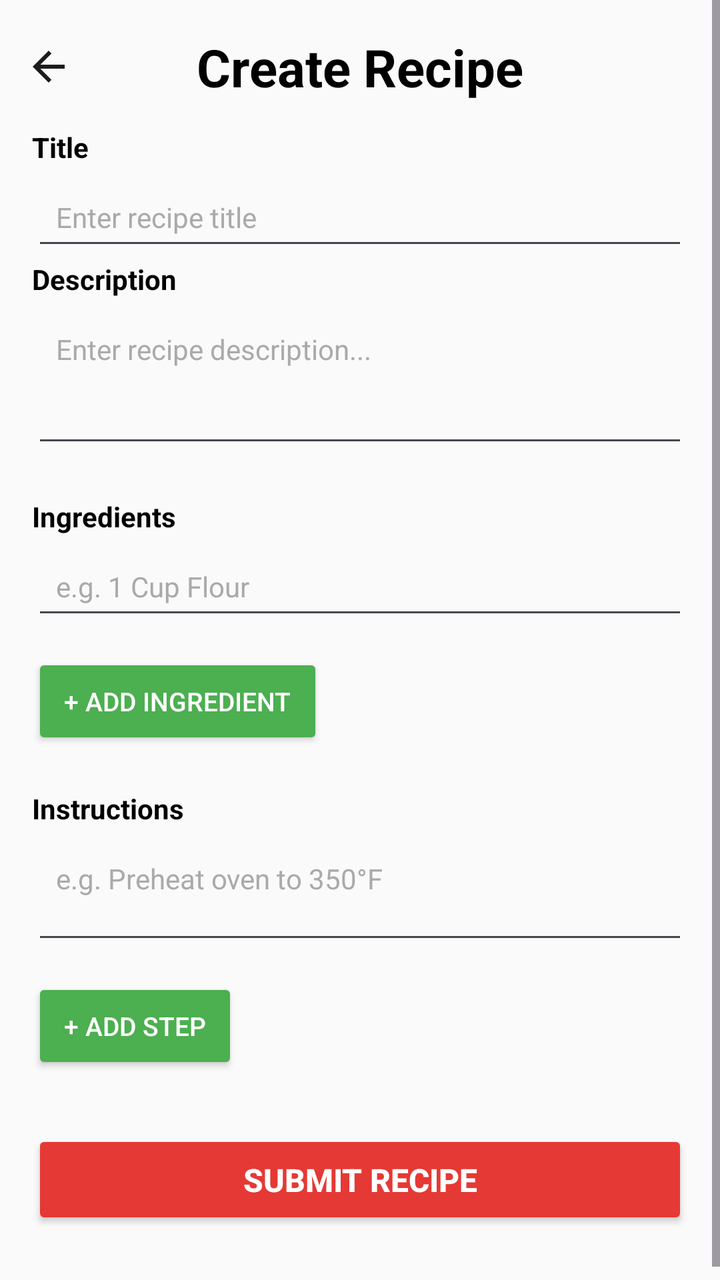
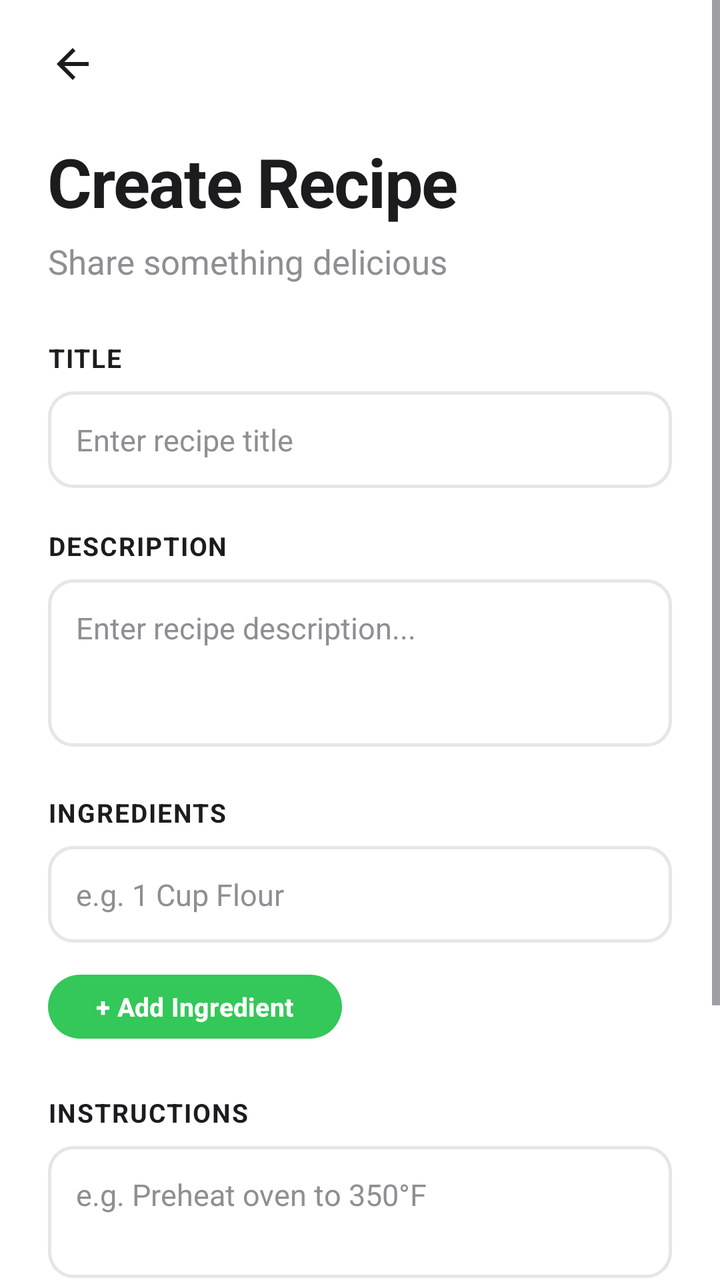

Two renders of the same Android screen: before a commit and after it. Below are the layout's source before the change and the commit's diff.
<!-- AndroidManifest.xml: application theme Theme.Mealio -->
<!-- res/layout/activity_create_recipe.xml -->
<?xml version="1.0" encoding="utf-8"?>
<ScrollView xmlns:android="http://schemas.android.com/apk/res/android"
    android:layout_width="match_parent"
    android:layout_height="match_parent"
    xmlns:app="http://schemas.android.com/apk/res-auto"
    android:background="#FAFAFA"
    android:fillViewport="true">

    <RelativeLayout
        android:layout_width="match_parent"
        android:layout_height="wrap_content"
        android:padding="16dp">

        
        <ImageButton
            android:id="@+id/create_back"
            android:layout_width="48dp"
            android:layout_height="48dp"
            android:layout_marginTop="-7dp"
            android:layout_marginLeft="-16dp"
            android:src="@drawable/ic_arrow_back"
            app:tint="#1C1C1E"
            android:background="?attr/selectableItemBackgroundBorderless"
            android:contentDescription="Back" />

        
        <TextView
            android:id="@+id/tvTitle"
            android:layout_width="match_parent"
            android:layout_height="48dp"
            android:layout_alignParentTop="true"
            android:text="Create Recipe"
            android:textSize="26sp"
            android:textStyle="bold"
            android:textColor="@color/black"
            android:gravity="top|center"
            />

        
        <TextView
            android:id="@+id/tvTitleLabel"
            android:layout_width="match_parent"
            android:layout_height="wrap_content"
            android:layout_below="@id/tvTitle"
            android:text="Title"
            android:textSize="14sp"
            android:textStyle="bold"
            android:textColor="@color/black"
            android:paddingBottom="4dp" />

        
        <EditText
            android:id="@+id/etTitle"
            android:layout_width="match_parent"
            android:layout_height="wrap_content"
            android:layout_below="@id/tvTitleLabel"
            android:hint="Enter recipe title"
            android:padding="12dp"
            android:textSize="14sp"
            android:textColor="@color/black"
            android:textColorHint="#AAAAAA" />

        
        <TextView
            android:id="@+id/tvDescriptionLabel"
            android:layout_width="match_parent"
            android:layout_height="wrap_content"
            android:layout_below="@id/etTitle"
            android:text="Description"
            android:textSize="14sp"
            android:textStyle="bold"
            android:textColor="@color/black"
            android:paddingBottom="4dp" />

        
        <EditText
            android:id="@+id/etDescription"
            android:layout_width="match_parent"
            android:layout_height="wrap_content"
            android:layout_below="@id/tvDescriptionLabel"
            android:hint="Enter recipe description..."
            android:minLines="3"
            android:maxLines="6"
            android:gravity="top|start"
            android:inputType="textMultiLine"
            android:padding="12dp"
            android:textSize="14sp"
            android:textColor="@color/black"
            android:textColorHint="#AAAAAA" />

        
        <TextView
            android:id="@+id/tvIngredientsLabel"
            android:layout_width="match_parent"
            android:layout_height="wrap_content"
            android:layout_below="@id/etDescription"
            android:layout_marginTop="20dp"
            android:text="Ingredients"
            android:textSize="14sp"
            android:textStyle="bold"
            android:textColor="@color/black"
            android:paddingBottom="4dp" />

        
        <LinearLayout
            android:id="@+id/ingredientsContainer"
            android:layout_width="match_parent"
            android:layout_height="wrap_content"
            android:layout_below="@id/tvIngredientsLabel"
            android:orientation="vertical">

            
            <EditText
                android:id="@+id/etIngredient1"
                android:layout_width="match_parent"
                android:layout_height="wrap_content"
                android:layout_marginBottom="8dp"
                android:hint="e.g. 1 Cup Flour"
                android:padding="12dp"
                android:textSize="14sp"
                android:textColor="@color/black"
                android:textColorHint="#AAAAAA" />

        </LinearLayout>

        
        <Button
            android:id="@+id/btnAddIngredient"
            android:layout_width="wrap_content"
            android:layout_height="wrap_content"
            android:layout_below="@id/ingredientsContainer"
            android:layout_marginTop="4dp"
            android:text="+ Add Ingredient"
            android:textSize="13sp"
            android:textColor="@color/white"
            android:backgroundTint="@color/green"
            android:paddingStart="16dp"
            android:paddingEnd="16dp"
            android:paddingTop="6dp"
            android:paddingBottom="6dp" />

        
        <Button
            android:id="@+id/btnRemoveIngredient"
            android:layout_width="wrap_content"
            android:layout_height="wrap_content"
            android:layout_below="@id/ingredientsContainer"
            android:layout_toEndOf="@id/btnAddIngredient"
            android:layout_marginStart="8dp"
            android:layout_marginTop="4dp"
            android:text="- Remove"
            android:textSize="13sp"
            android:textColor="#FFFFFF"
            android:backgroundTint="@color/red"
            android:paddingStart="16dp"
            android:paddingEnd="16dp"
            android:paddingTop="6dp"
            android:paddingBottom="6dp"
            android:visibility="gone" />

        
        <TextView
            android:id="@+id/tvInstructionsLabel"
            android:layout_width="match_parent"
            android:layout_height="wrap_content"
            android:layout_below="@id/btnAddIngredient"
            android:layout_marginTop="20dp"
            android:text="Instructions"
            android:textSize="14sp"
            android:textStyle="bold"
            android:textColor="@color/black"
            android:paddingBottom="4dp" />

        
        <LinearLayout
            android:id="@+id/instructionsContainer"
            android:layout_width="match_parent"
            android:layout_height="wrap_content"
            android:layout_below="@id/tvInstructionsLabel"
            android:orientation="vertical">

            
            <EditText
                android:id="@+id/etInstruction1"
                android:layout_width="match_parent"
                android:layout_height="wrap_content"
                android:layout_marginBottom="8dp"
                android:hint="e.g. Preheat oven to 350°F"
                android:minLines="2"
                android:maxLines="4"
                android:gravity="top|start"
                android:inputType="textMultiLine"
                android:padding="12dp"
                android:textSize="14sp"
                android:textColor="@color/black"
                android:textColorHint="#AAAAAA" />

        </LinearLayout>

        
        <Button
            android:id="@+id/btnAddInstruction"
            android:layout_width="wrap_content"
            android:layout_height="wrap_content"
            android:layout_below="@id/instructionsContainer"
            android:layout_marginTop="4dp"
            android:text="+ Add Step"
            android:textSize="13sp"
            android:textColor="@color/white"
            android:backgroundTint="@color/green"
            android:paddingStart="16dp"
            android:paddingEnd="16dp"
            android:paddingTop="6dp"
            android:paddingBottom="6dp" />

        
        <Button
            android:id="@+id/btnRemoveInstruction"
            android:layout_width="wrap_content"
            android:layout_height="wrap_content"
            android:layout_below="@id/instructionsContainer"
            android:layout_toEndOf="@id/btnAddInstruction"
            android:layout_marginStart="8dp"
            android:layout_marginTop="4dp"
            android:text="- Remove"
            android:textSize="13sp"
            android:textColor="#FFFFFF"
            android:backgroundTint="@color/red"
            android:paddingStart="16dp"
            android:paddingEnd="16dp"
            android:paddingTop="6dp"
            android:paddingBottom="6dp"
            android:visibility="gone" />

        
        <Button
            android:id="@+id/btnSubmit"
            android:layout_width="match_parent"
            android:layout_height="wrap_content"
            android:layout_below="@id/btnAddInstruction"
            android:layout_marginTop="28dp"
            android:layout_marginBottom="16dp"
            android:text="Submit Recipe"
            android:textSize="16sp"
            android:textStyle="bold"
            android:textColor="@color/white"
            android:backgroundTint="@color/red"
            android:paddingTop="14dp"
            android:paddingBottom="14dp" />

    </RelativeLayout>

</ScrollView>
<!-- resources referenced by this layout -->
<resources>
  <color name="black">#FF000000</color>
  <color name="green">#4CAF50</color>
  <color name="red">#E53935</color>
  <color name="white">#FFFFFFFF</color>
  <!-- drawable ic_arrow_back (drawable) -->
  <vector xmlns:android="http://schemas.android.com/apk/res/android"
      android:width="24dp"
      android:height="24dp"
      android:viewportWidth="24"
      android:viewportHeight="24"
      android:tint="#1C1C1E">
    <path
        android:fillColor="@android:color/white"
        android:pathData="M20,11H7.83l5.59,-5.59L12,4l-8,8 8,8 1.41,-1.41L7.83,13H20v-2z"/>
  </vector>
  <style name="Theme.Mealio" parent="Base.Theme.Mealio" />
  <style name="Base.Theme.Mealio" parent="Theme.Material3.DayNight.NoActionBar">
          
          
      </style>
</resources>

<!-- the commit's change to res/layout/activity_create_recipe.xml (unified diff, before → after) -->
@@ -1,253 +1,271 @@
 <?xml version="1.0" encoding="utf-8"?>
 <ScrollView xmlns:android="http://schemas.android.com/apk/res/android"
+    xmlns:app="http://schemas.android.com/apk/res-auto"
     android:layout_width="match_parent"
     android:layout_height="match_parent"
-    xmlns:app="http://schemas.android.com/apk/res-auto"
-    android:background="#FAFAFA"
+    android:background="#FFFFFF"
     android:fillViewport="true">
 
-    <RelativeLayout
+    <LinearLayout
         android:layout_width="match_parent"
         android:layout_height="wrap_content"
-        android:padding="16dp">
-
-        
+        android:orientation="vertical"
+        android:paddingStart="24dp"
+        android:paddingEnd="24dp"
+        android:paddingBottom="32dp">
+
         <ImageButton
             android:id="@+id/create_back"
-            android:layout_width="48dp"
-            android:layout_height="48dp"
-            android:layout_marginTop="-7dp"
-            android:layout_marginLeft="-16dp"
+            android:layout_width="40dp"
+            android:layout_height="40dp"
+            android:layout_marginStart="-8dp"
+            android:layout_marginTop="12dp"
+            android:background="?attr/selectableItemBackgroundBorderless"
+            android:contentDescription="Back"
             android:src="@drawable/ic_arrow_back"
-            app:tint="#1C1C1E"
-            android:background="?attr/selectableItemBackgroundBorderless"
-            android:contentDescription="Back" />
-
-        
+            app:tint="#1C1C1E" />
+
         <TextView
             android:id="@+id/tvTitle"
-            android:layout_width="match_parent"
-            android:layout_height="48dp"
-            android:layout_alignParentTop="true"
+            android:layout_width="wrap_content"
+            android:layout_height="wrap_content"
+            android:layout_marginTop="16dp"
+            android:letterSpacing="-0.02"
             android:text="Create Recipe"
-            android:textSize="26sp"
-            android:textStyle="bold"
-            android:textColor="@color/black"
-            android:gravity="top|center"
-            />
-
-        
+            android:textColor="#1C1C1E"
+            android:textSize="34sp"
+            android:textStyle="bold" />
+
+        <TextView
+            android:layout_width="wrap_content"
+            android:layout_height="wrap_content"
+            android:layout_marginTop="6dp"
+            android:text="Share something delicious"
+            android:textColor="#8E8E93"
+            android:textSize="17sp" />
+
         <TextView
             android:id="@+id/tvTitleLabel"
-            android:layout_width="match_parent"
-            android:layout_height="wrap_content"
-            android:layout_below="@id/tvTitle"
+            android:layout_width="wrap_content"
+            android:layout_height="wrap_content"
+            android:layout_marginTop="28dp"
             android:text="Title"
-            android:textSize="14sp"
-            android:textStyle="bold"
-            android:textColor="@color/black"
-            android:paddingBottom="4dp" />
-
-        
+            android:textColor="#1C1C1E"
+            android:textSize="13sp"
+            android:textStyle="bold"
+            android:textAllCaps="true"
+            android:letterSpacing="0.05" />
+
         <EditText
             android:id="@+id/etTitle"
             android:layout_width="match_parent"
             android:layout_height="wrap_content"
-            android:layout_below="@id/tvTitleLabel"
+            android:layout_marginTop="8dp"
+            android:background="@drawable/bg_input_field"
             android:hint="Enter recipe title"
-            android:padding="12dp"
-            android:textSize="14sp"
-            android:textColor="@color/black"
-            android:textColorHint="#AAAAAA" />
-
-        
+            android:padding="14dp"
+            android:textColor="#1C1C1E"
+            android:textColorHint="#8E8E93"
+            android:textSize="15sp" />
+
         <TextView
             android:id="@+id/tvDescriptionLabel"
-            android:layout_width="match_parent"
-            android:layout_height="wrap_content"
-            android:layout_below="@id/etTitle"
+            android:layout_width="wrap_content"
+            android:layout_height="wrap_content"
+            android:layout_marginTop="20dp"
             android:text="Description"
-            android:textSize="14sp"
-            android:textStyle="bold"
-            android:textColor="@color/black"
-            android:paddingBottom="4dp" />
-
-        
+            android:textColor="#1C1C1E"
+            android:textSize="13sp"
+            android:textStyle="bold"
+            android:textAllCaps="true"
+            android:letterSpacing="0.05" />
+
         <EditText
             android:id="@+id/etDescription"
             android:layout_width="match_parent"
             android:layout_height="wrap_content"
-            android:layout_below="@id/tvDescriptionLabel"
+            android:layout_marginTop="8dp"
+            android:background="@drawable/bg_input_field"
+            android:gravity="top|start"
             android:hint="Enter recipe description..."
+            android:inputType="textMultiLine"
+            android:maxLines="6"
             android:minLines="3"
-            android:maxLines="6"
-            android:gravity="top|start"
-            android:inputType="textMultiLine"
-            android:padding="12dp"
-            android:textSize="14sp"
-            android:textColor="@color/black"
-            android:textColorHint="#AAAAAA" />
-
-        
+            android:padding="14dp"
+            android:textColor="#1C1C1E"
+            android:textColorHint="#8E8E93"
+            android:textSize="15sp" />
+
         <TextView
             android:id="@+id/tvIngredientsLabel"
-            android:layout_width="match_parent"
-            android:layout_height="wrap_content"
-            android:layout_below="@id/etDescription"
-            android:layout_marginTop="20dp"
+            android:layout_width="wrap_content"
+            android:layout_height="wrap_content"
+            android:layout_marginTop="24dp"
             android:text="Ingredients"
-            android:textSize="14sp"
-            android:textStyle="bold"
-            android:textColor="@color/black"
-            android:paddingBottom="4dp" />
-
-        
+            android:textColor="#1C1C1E"
+            android:textSize="13sp"
+            android:textStyle="bold"
+            android:textAllCaps="true"
+            android:letterSpacing="0.05" />
+
         <LinearLayout
             android:id="@+id/ingredientsContainer"
             android:layout_width="match_parent"
             android:layout_height="wrap_content"
-            android:layout_below="@id/tvIngredientsLabel"
+            android:layout_marginTop="8dp"
             android:orientation="vertical">
 
-            
             <EditText
                 android:id="@+id/etIngredient1"
                 android:layout_width="match_parent"
                 android:layout_height="wrap_content"
                 android:layout_marginBottom="8dp"
+                android:background="@drawable/bg_input_field"
                 android:hint="e.g. 1 Cup Flour"
-                android:padding="12dp"
-                android:textSize="14sp"
-                android:textColor="@color/black"
-                android:textColorHint="#AAAAAA" />
-
-        </LinearLayout>
-
-        
-        <Button
-            android:id="@+id/btnAddIngredient"
-            android:layout_width="wrap_content"
-            android:layout_height="wrap_content"
-            android:layout_below="@id/ingredientsContainer"
+                android:padding="14dp"
+                android:textColor="#1C1C1E"
+                android:textColorHint="#8E8E93"
+                android:textSize="15sp" />
+
+        </LinearLayout>
+
+        <LinearLayout
+            android:layout_width="match_parent"
+            android:layout_height="wrap_content"
             android:layout_marginTop="4dp"
-            android:text="+ Add Ingredient"
-            android:textSize="13sp"
-            android:textColor="@color/white"
-            android:backgroundTint="@color/green"
-            android:paddingStart="16dp"
-            android:paddingEnd="16dp"
-            android:paddingTop="6dp"
-            android:paddingBottom="6dp" />
-
-        
-        <Button
-            android:id="@+id/btnRemoveIngredient"
-            android:layout_width="wrap_content"
-            android:layout_height="wrap_content"
-            android:layout_below="@id/ingredientsContainer"
-            android:layout_toEndOf="@id/btnAddIngredient"
-            android:layout_marginStart="8dp"
-            android:layout_marginTop="4dp"
-            android:text="- Remove"
-            android:textSize="13sp"
-            android:textColor="#FFFFFF"
-            android:backgroundTint="@color/red"
-            android:paddingStart="16dp"
-            android:paddingEnd="16dp"
-            android:paddingTop="6dp"
-            android:paddingBottom="6dp"
-            android:visibility="gone" />
-
-        
+            android:orientation="horizontal">
+
+            <com.google.android.material.button.MaterialButton
+                android:id="@+id/btnAddIngredient"
+                android:layout_width="wrap_content"
+                android:layout_height="40dp"
+                android:minWidth="0dp"
+                android:paddingStart="18dp"
+                android:paddingEnd="18dp"
+                android:text="+ Add Ingredient"
+                android:textColor="#FFFFFF"
+                android:textSize="13sp"
+                android:textStyle="bold"
+                app:backgroundTint="@color/green"
+                app:cornerRadius="20dp"
+                app:elevation="0dp"
+                app:strokeWidth="0dp" />
+
+            <com.google.android.material.button.MaterialButton
+                android:id="@+id/btnRemoveIngredient"
+                android:layout_width="wrap_content"
+                android:layout_height="40dp"
+                android:layout_marginStart="8dp"
+                android:minWidth="0dp"
+                android:paddingStart="18dp"
+                android:paddingEnd="18dp"
+                android:text="− Remove"
+                android:textColor="@color/red"
+                android:textSize="13sp"
+                android:textStyle="bold"
+                android:visibility="gone"
+                app:backgroundTint="#FFFFFF"
+                app:cornerRadius="20dp"
+                app:elevation="0dp"
+                app:strokeColor="@color/red"
+                app:strokeWidth="1.5dp" />
+
+        </LinearLayout>
+
         <TextView
             android:id="@+id/tvInstructionsLabel"
-            android:layout_width="match_parent"
-            android:layout_height="wrap_content"
-            android:layout_below="@id/btnAddIngredient"
-            android:layout_marginTop="20dp"
+            android:layout_width="wrap_content"
+            android:layout_height="wrap_content"
+            android:layout_marginTop="24dp"
             android:text="Instructions"
-            android:textSize="14sp"
-            android:textStyle="bold"
-            android:textColor="@color/black"
-            android:paddingBottom="4dp" />
-
-        
+            android:textColor="#1C1C1E"
+            android:textSize="13sp"
+            android:textStyle="bold"
+            android:textAllCaps="true"
+            android:letterSpacing="0.05" />
+
         <LinearLayout
             android:id="@+id/instructionsContainer"
             android:layout_width="match_parent"
             android:layout_height="wrap_content"
-            android:layout_below="@id/tvInstructionsLabel"
+            android:layout_marginTop="8dp"
             android:orientation="vertical">
 
-            
             <EditText
                 android:id="@+id/etInstruction1"
                 android:layout_width="match_parent"
                 android:layout_height="wrap_content"
                 android:layout_marginBottom="8dp"
+                android:background="@drawable/bg_input_field"
+                android:gravity="top|start"
                 android:hint="e.g. Preheat oven to 350°F"
+                android:inputType="textMultiLine"
+                android:maxLines="4"
                 android:minLines="2"
-                android:maxLines="4"
-                android:gravity="top|start"
-                android:inputType="textMultiLine"
-                android:padding="12dp"
-                android:textSize="14sp"
-                android:textColor="@color/black"
-                android:textColorHint="#AAAAAA" />
-
-        </LinearLayout>
-
-        
-        <Button
-            android:id="@+id/btnAddInstruction"
-            android:layout_width="wrap_content"
-            android:layout_height="wrap_content"
-            android:layout_below="@id/instructionsContainer"
+                android:padding="14dp"
+                android:textColor="#1C1C1E"
+                android:textColorHint="#8E8E93"
+                android:textSize="15sp" />
+
+        </LinearLayout>
+
+        <LinearLayout
+            android:layout_width="match_parent"
+            android:layout_height="wrap_content"
             android:layout_marginTop="4dp"
-            android:text="+ Add Step"
-            android:textSize="13sp"
-            android:textColor="@color/white"
-            android:backgroundTint="@color/green"
-            android:paddingStart="16dp"
-            android:paddingEnd="16dp"
-            android:paddingTop="6dp"
-            android:paddingBottom="6dp" />
-
-        
-        <Button
-            android:id="@+id/btnRemoveInstruction"
-            android:layout_width="wrap_content"
-            android:layout_height="wrap_content"
-            android:layout_below="@id/instructionsContainer"
-            android:layout_toEndOf="@id/btnAddInstruction"
-            android:layout_marginStart="8dp"
-            android:layout_marginTop="4dp"
-            android:text="- Remove"
-            android:textSize="13sp"
+            android:orientation="horizontal">
+
+            <com.google.android.material.button.MaterialButton
+                android:id="@+id/btnAddInstruction"
+                android:layout_width="wrap_content"
+                android:layout_height="40dp"
+                android:minWidth="0dp"
+                android:paddingStart="18dp"
+                android:paddingEnd="18dp"
+                android:text="+ Add Step"
+                android:textColor="#FFFFFF"
+                android:textSize="13sp"
+                android:textStyle="bold"
+                app:backgroundTint="@color/green"
+                app:cornerRadius="20dp"
+                app:elevation="0dp"
+                app:strokeWidth="0dp" />
+
+            <com.google.android.material.button.MaterialButton
+                android:id="@+id/btnRemoveInstruction"
+                android:layout_width="wrap_content"
+                android:layout_height="40dp"
+                android:layout_marginStart="8dp"
+                android:minWidth="0dp"
+                android:paddingStart="18dp"
+                android:paddingEnd="18dp"
+                android:text="− Remove"
+                android:textColor="@color/red"
+                android:textSize="13sp"
+                android:textStyle="bold"
+                android:visibility="gone"
+                app:backgroundTint="#FFFFFF"
+                app:cornerRadius="20dp"
+                app:elevation="0dp"
+                app:strokeColor="@color/red"
+                app:strokeWidth="1.5dp" />
+
+        </LinearLayout>
+
+        <com.google.android.material.button.MaterialButton
+            android:id="@+id/btnSubmit"
+            android:layout_width="match_parent"
+            android:layout_height="56dp"
+            android:layout_marginTop="36dp"
+            android:text="Submit Recipe"
             android:textColor="#FFFFFF"
-            android:backgroundTint="@color/red"
-            android:paddingStart="16dp"
-            android:paddingEnd="16dp"
-            android:paddingTop="6dp"
-            android:paddingBottom="6dp"
-            android:visibility="gone" />
-
-        
-        <Button
-            android:id="@+id/btnSubmit"
-            android:layout_width="match_parent"
-            android:layout_height="wrap_content"
-            android:layout_below="@id/btnAddInstruction"
-            android:layout_marginTop="28dp"
-            android:layout_marginBottom="16dp"
-            android:text="Submit Recipe"
             android:textSize="16sp"
             android:textStyle="bold"
-            android:textColor="@color/white"
-            android:backgroundTint="@color/red"
-            android:paddingTop="14dp"
-            android:paddingBottom="14dp" />
-
-    </RelativeLayout>
+            app:backgroundTint="@color/red"
+            app:cornerRadius="28dp"
+            app:elevation="0dp"
+            app:strokeWidth="0dp" />
+
+    </LinearLayout>
 
 </ScrollView>
<!-- resource entries referenced after the edit -->
@@ -1,9 +1,17 @@
 <!-- resources referenced by this layout -->
 <resources>
-  <color name="black">#FF000000</color>
-  <color name="green">#4CAF50</color>
-  <color name="red">#E53935</color>
-  <color name="white">#FFFFFFFF</color>
+  <color name="green">#34C759</color>
+  <color name="red">#FF3B30</color>
+  <!-- drawable bg_input_field (drawable) -->
+  <?xml version="1.0" encoding="utf-8"?>
+  <shape xmlns:android="http://schemas.android.com/apk/res/android"
+      android:shape="rectangle">
+      <solid android:color="#FFFFFF" />
+      <stroke
+          android:width="1.5dp"
+          android:color="#E5E5EA" />
+      <corners android:radius="12dp" />
+  </shape>
   <!-- drawable ic_arrow_back (drawable) -->
   <vector xmlns:android="http://schemas.android.com/apk/res/android"
       android:width="24dp"
